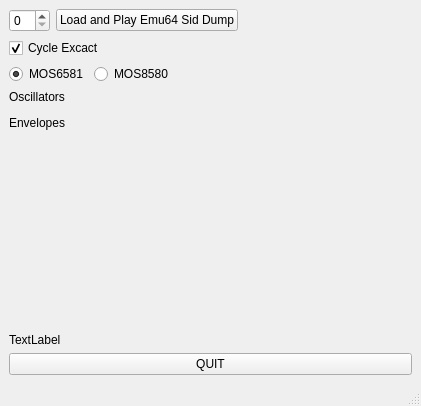
This is the_pico_sid_desktop_simulation/mainwindow.ui in ThKattanek/the_pico_sid as Qt 5 draws it before an edit. The edited form follows.
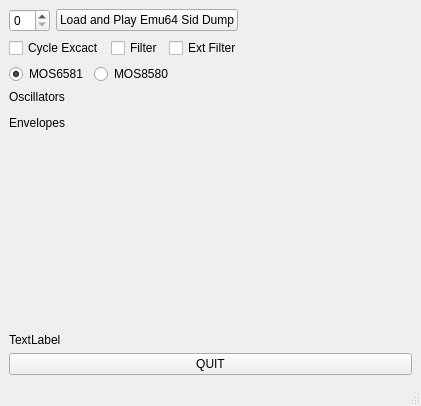
This is the edited form. Custom widgets are drawn as their Qt base class.

Commit message: desktop_sim_tool: addes checkboxes for Filter and ExtFilter

What changed in the file:
```diff
--- a/the_pico_sid_desktop_simulation/mainwindow.ui
+++ b/the_pico_sid_desktop_simulation/mainwindow.ui
@@ -54,10 +54,37 @@
          <string>Cycle Excact</string>
         </property>
         <property name="checked">
-         <bool>true</bool>
+         <bool>false</bool>
         </property>
        </widget>
       </item>
+      <item>
+       <widget class="QCheckBox" name="Filter">
+        <property name="text">
+         <string>Filter</string>
+        </property>
+       </widget>
+      </item>
+      <item>
+       <widget class="QCheckBox" name="ExtFilter">
+        <property name="text">
+         <string>Ext Filter</string>
+        </property>
+       </widget>
+      </item>
+      <item>
+       <spacer name="horizontalSpacer_3">
+        <property name="orientation">
+         <enum>Qt::Horizontal</enum>
+        </property>
+        <property name="sizeHint" stdset="0">
+         <size>
+          <width>40</width>
+          <height>20</height>
+         </size>
+        </property>
+       </spacer>
+      </item>
      </layout>
     </item>
     <item>
```
The commit also changes 3 other files.
